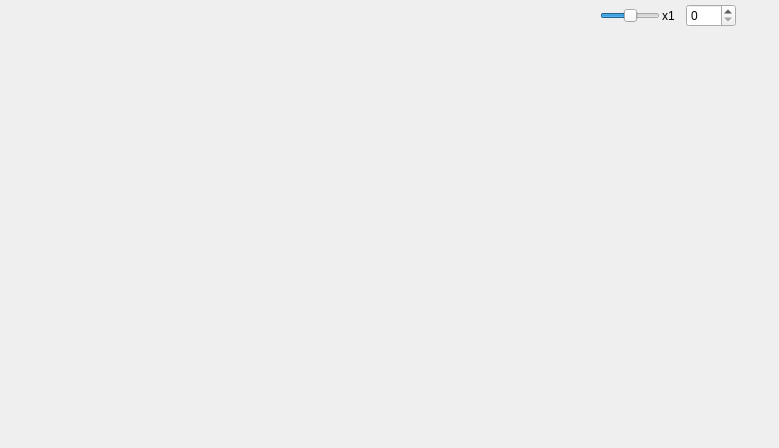
Old version of the form EditorTabWidget.ui in the repository lukegrahamSydney/TilesEditor.
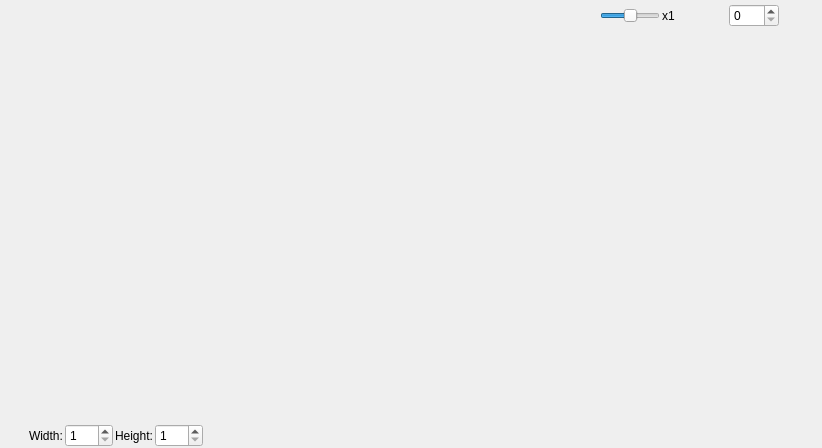
New version of the form. Icons and pictures are not drawn.

```diff
--- a/EditorTabWidget.ui
+++ b/EditorTabWidget.ui
@@ -6,7 +6,7 @@
    <rect>
     <x>0</x>
     <y>0</y>
-    <width>772</width>
+    <width>822</width>
     <height>448</height>
    </rect>
   </property>
@@ -650,6 +650,103 @@
      </layout>
     </widget>
    </item>
+   <item>
+    <widget class="QWidget" name="widget_10" native="true">
+     <property name="sizePolicy">
+      <sizepolicy hsizetype="Preferred" vsizetype="Fixed">
+       <horstretch>0</horstretch>
+       <verstretch>0</verstretch>
+      </sizepolicy>
+     </property>
+     <layout class="QHBoxLayout" name="horizontalLayout_3">
+      <property name="spacing">
+       <number>2</number>
+      </property>
+      <property name="leftMargin">
+       <number>3</number>
+      </property>
+      <property name="topMargin">
+       <number>1</number>
+      </property>
+      <property name="rightMargin">
+       <number>3</number>
+      </property>
+      <property name="bottomMargin">
+       <number>1</number>
+      </property>
+      <item>
+       <widget class="QToolButton" name="gridButton">
+        <property name="text">
+         <string/>
+        </property>
+        <property name="icon">
+         <iconset resource="MainWindow.qrc">
+          <normaloff>:/MainWindow/icons/grid.png</normaloff>:/MainWindow/icons/grid.png</iconset>
+        </property>
+        <property name="checkable">
+         <bool>true</bool>
+        </property>
+        <property name="autoRaise">
+         <bool>true</bool>
+        </property>
+       </widget>
+      </item>
+      <item>
+       <widget class="QLabel" name="label_3">
+        <property name="text">
+         <string>Width:</string>
+        </property>
+       </widget>
+      </item>
+      <item>
+       <widget class="QSpinBox" name="hcountSpinBox">
+        <property name="minimumSize">
+         <size>
+          <width>48</width>
+          <height>0</height>
+         </size>
+        </property>
+        <property name="minimum">
+         <number>1</number>
+        </property>
+       </widget>
+      </item>
+      <item>
+       <widget class="QLabel" name="label_4">
+        <property name="text">
+         <string>Height:</string>
+        </property>
+       </widget>
+      </item>
+      <item>
+       <widget class="QSpinBox" name="vcountSpinBox">
+        <property name="minimumSize">
+         <size>
+          <width>48</width>
+          <height>0</height>
+         </size>
+        </property>
+        <property name="minimum">
+         <number>1</number>
+        </property>
+       </widget>
+      </item>
+      <item>
+       <spacer name="horizontalSpacer_3">
+        <property name="orientation">
+         <enum>Qt::Horizontal</enum>
+        </property>
+        <property name="sizeHint" stdset="0">
+         <size>
+          <width>40</width>
+          <height>20</height>
+         </size>
+        </property>
+       </spacer>
+      </item>
+     </layout>
+    </widget>
+   </item>
   </layout>
  </widget>
  <layoutdefault spacing="6" margin="11"/>
```
